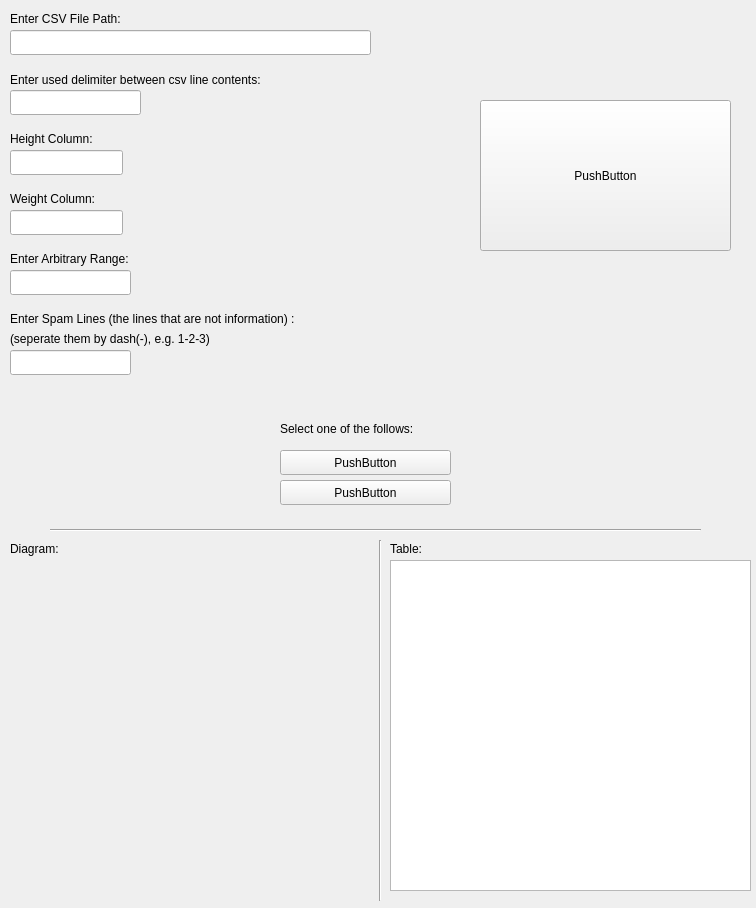
Old version of the form histogram_diagram/src/mainwindow.ui in the repository Mr-Developer-again/barchart-generator.
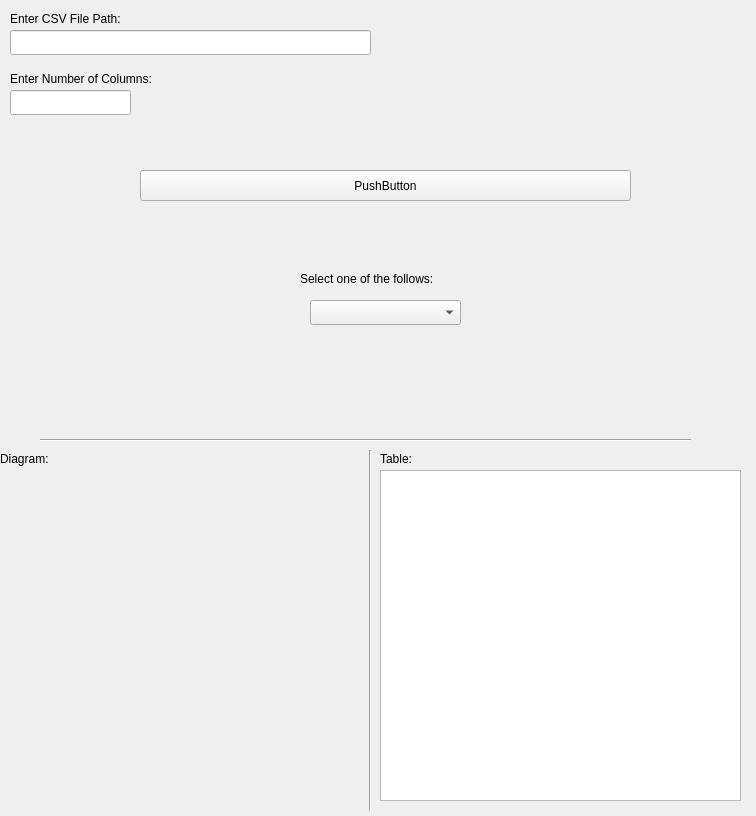
New version of the form. Custom widgets are drawn as their Qt base class.

Commit message: major changes: 1. changing on ui (deleting spamLines, heightColumn, weightCoulumn, delimiter lineEdits    and also height/weight pushButtons and adding comboBox instead of them 2. adding CsvParserCls to the Arad::CsvParser namespace and implementing the class 3. some changes on scoping clas mainwindow files

Patch:
```diff
--- a/histogram_diagram/src/mainwindow.ui
+++ b/histogram_diagram/src/mainwindow.ui
@@ -7,7 +7,7 @@
     <x>0</x>
     <y>0</y>
     <width>756</width>
-    <height>908</height>
+    <height>816</height>
    </rect>
   </property>
   <property name="minimumSize">
@@ -24,7 +24,7 @@
     <property name="geometry">
      <rect>
       <x>10</x>
-      <y>270</y>
+      <y>90</y>
       <width>121</width>
       <height>25</height>
      </rect>
@@ -34,13 +34,13 @@
     <property name="geometry">
      <rect>
       <x>10</x>
-      <y>250</y>
-      <width>161</width>
+      <y>70</y>
+      <width>181</width>
       <height>17</height>
      </rect>
     </property>
     <property name="text">
-     <string>Enter Arbitrary Range:</string>
+     <string>Enter Number of Columns:</string>
     </property>
    </widget>
    <widget class="QLineEdit" name="lineEdit_filePath">
@@ -66,36 +66,13 @@
      <string>Enter CSV File Path:</string>
     </property>
    </widget>
-   <widget class="QLineEdit" name="lineEdit_delimiter">
-    <property name="geometry">
-     <rect>
-      <x>10</x>
-      <y>90</y>
-      <width>131</width>
-      <height>25</height>
-     </rect>
-    </property>
-   </widget>
-   <widget class="QLabel" name="label_delimiter">
-    <property name="geometry">
-     <rect>
-      <x>10</x>
-      <y>70</y>
-      <width>331</width>
-      <height>20</height>
-     </rect>
-    </property>
-    <property name="text">
-     <string>Enter used delimiter between csv line contents:</string>
-    </property>
-   </widget>
    <widget class="QPushButton" name="pushButton">
     <property name="geometry">
      <rect>
-      <x>480</x>
-      <y>100</y>
-      <width>251</width>
-      <height>151</height>
+      <x>140</x>
+      <y>170</y>
+      <width>491</width>
+      <height>31</height>
      </rect>
     </property>
     <property name="text">
@@ -105,90 +82,8 @@
    <widget class="QLabel" name="label_heightColumn">
     <property name="geometry">
      <rect>
-      <x>10</x>
-      <y>130</y>
-      <width>111</width>
-      <height>17</height>
-     </rect>
-    </property>
-    <property name="text">
-     <string>Height Column:</string>
-    </property>
-   </widget>
-   <widget class="QLineEdit" name="lineEdit_heightColumn">
-    <property name="geometry">
-     <rect>
-      <x>10</x>
-      <y>150</y>
-      <width>113</width>
-      <height>25</height>
-     </rect>
-    </property>
-   </widget>
-   <widget class="QLineEdit" name="lineEdit_weightColumn">
-    <property name="geometry">
-     <rect>
-      <x>10</x>
-      <y>210</y>
-      <width>113</width>
-      <height>25</height>
-     </rect>
-    </property>
-   </widget>
-   <widget class="QLabel" name="label_weightColumn">
-    <property name="geometry">
-     <rect>
-      <x>10</x>
-      <y>190</y>
-      <width>111</width>
-      <height>17</height>
-     </rect>
-    </property>
-    <property name="text">
-     <string>Weight Column:</string>
-    </property>
-   </widget>
-   <widget class="QLabel" name="label_enterSpamLines">
-    <property name="geometry">
-     <rect>
-      <x>10</x>
-      <y>310</y>
-      <width>371</width>
-      <height>17</height>
-     </rect>
-    </property>
-    <property name="text">
-     <string>Enter Spam Lines (the lines that are not information) :</string>
-    </property>
-   </widget>
-   <widget class="QLabel" name="label_spamLineSample">
-    <property name="geometry">
-     <rect>
-      <x>10</x>
-      <y>330</y>
-      <width>251</width>
-      <height>17</height>
-     </rect>
-    </property>
-    <property name="text">
-     <string>(seperate them by dash(-), e.g. 1-2-3)</string>
-    </property>
-   </widget>
-   <widget class="QLineEdit" name="lineEdit_spamLines">
-    <property name="geometry">
-     <rect>
-      <x>10</x>
-      <y>350</y>
-      <width>121</width>
-      <height>25</height>
-     </rect>
-    </property>
-   </widget>
-   <widget class="QLabel" name="label_selectHeightOrWeight">
-    <property name="geometry">
-     <rect>
-      <x>280</x>
-      <y>420</y>
+      <x>300</x>
+      <y>270</y>
       <width>181</width>
       <height>17</height>
      </rect>
@@ -197,37 +92,11 @@
      <string>Select one of the follows:</string>
     </property>
    </widget>
-   <widget class="QPushButton" name="pushButton_height">
-    <property name="geometry">
-     <rect>
-      <x>280</x>
-      <y>450</y>
-      <width>171</width>
-      <height>25</height>
-     </rect>
-    </property>
-    <property name="text">
-     <string>PushButton</string>
-    </property>
-   </widget>
-   <widget class="QPushButton" name="pushButton_weight">
-    <property name="geometry">
-     <rect>
-      <x>280</x>
-      <y>480</y>
-      <width>171</width>
-      <height>25</height>
-     </rect>
-    </property>
-    <property name="text">
-     <string>PushButton</string>
-    </property>
-   </widget>
    <widget class="Line" name="line">
     <property name="geometry">
      <rect>
-      <x>50</x>
-      <y>520</y>
+      <x>40</x>
+      <y>430</y>
       <width>651</width>
       <height>20</height>
      </rect>
@@ -239,8 +108,8 @@
    <widget class="QTableWidget" name="tableWidget">
     <property name="geometry">
      <rect>
-      <x>390</x>
-      <y>560</y>
+      <x>380</x>
+      <y>470</y>
       <width>361</width>
       <height>331</height>
      </rect>
@@ -249,8 +118,8 @@
    <widget class="Line" name="line_2">
     <property name="geometry">
      <rect>
-      <x>370</x>
-      <y>540</y>
+      <x>360</x>
+      <y>450</y>
       <width>20</width>
       <height>361</height>
      </rect>
@@ -262,8 +131,8 @@
    <widget class="QCustomPlot" name="widget" native="true">
     <property name="geometry">
      <rect>
-      <x>10</x>
-      <y>570</y>
+      <x>0</x>
+      <y>480</y>
       <width>351</width>
       <height>311</height>
      </rect>
@@ -272,8 +141,8 @@
    <widget class="QLabel" name="label">
     <property name="geometry">
      <rect>
-      <x>10</x>
-      <y>540</y>
+      <x>0</x>
+      <y>450</y>
       <width>67</width>
       <height>17</height>
      </rect>
@@ -285,8 +154,8 @@
    <widget class="QLabel" name="label_2">
     <property name="geometry">
      <rect>
-      <x>390</x>
-      <y>540</y>
+      <x>380</x>
+      <y>450</y>
       <width>67</width>
       <height>17</height>
      </rect>
@@ -295,6 +164,16 @@
      <string>Table:</string>
     </property>
    </widget>
+   <widget class="QComboBox" name="comboBox_selectColumn">
+    <property name="geometry">
+     <rect>
+      <x>310</x>
+      <y>300</y>
+      <width>151</width>
+      <height>25</height>
+     </rect>
+    </property>
+   </widget>
   </widget>
  </widget>
  <customwidgets>
```
Left out of the diff: 6 changed lines with no effect on the pictures. The commit also changes 7 other files.
